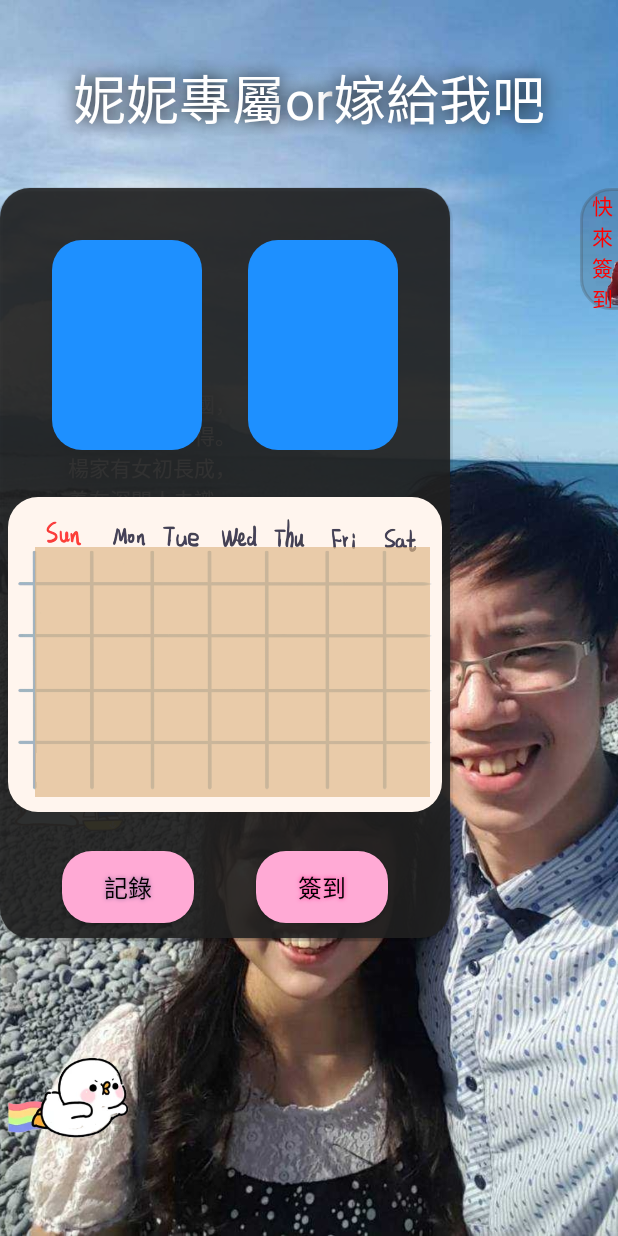
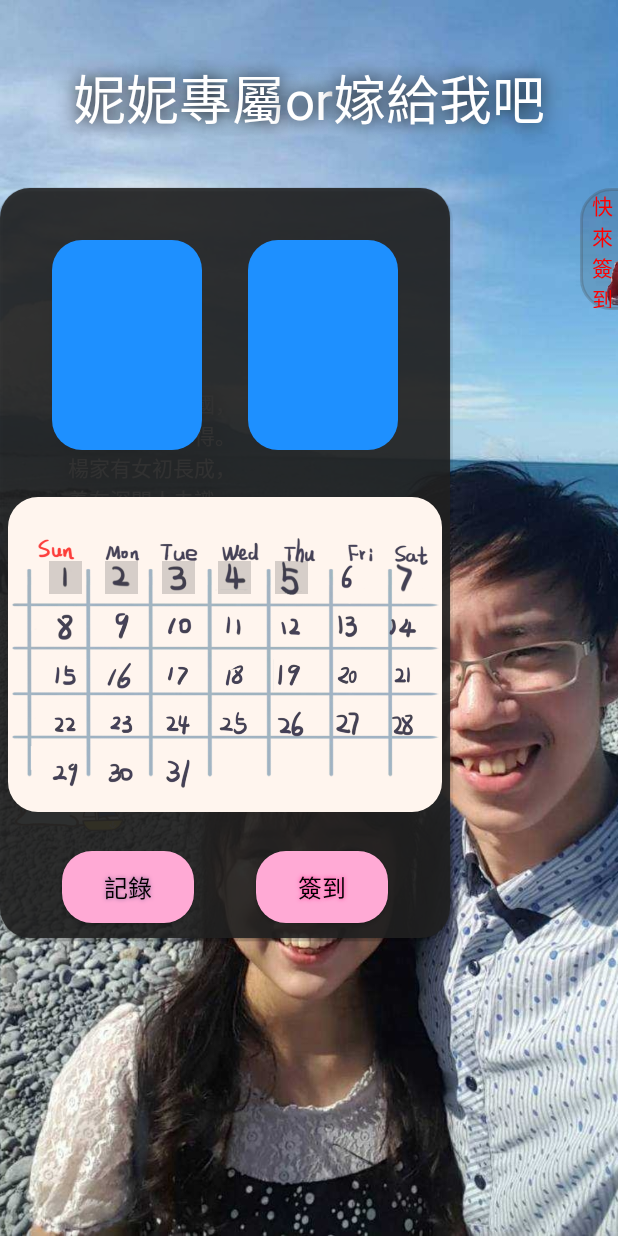
Before and after one commit to lchuang8211/nickWedding, an Android app: the MerryMeActivity screen opened directly, with no data from a screen before it, after a tap on an icon or button, on a phone screen of 412 x 824 dp. Run offline under Robolectric (Android 15) with nearby library versions, the phone set to English and light mode, and no system bars; our stand-ins replace RxJava, Timber, data binding; libraries missing offline, so code that uses them is left out: com.google.gson.internal.

Commit message:
新增 月曆存取

```diff
--- a/app/src/main/AndroidManifest.xml
+++ b/app/src/main/AndroidManifest.xml
@@ -31,7 +31,7 @@
             </intent-filter>
         </activity>
 
-        <activity android:name=".MerryMeActivity"
+        <activity android:name=".merryme.MerryMeActivity"
         android:theme="@style/FullScreen">
         </activity>
 
--- a/app/src/main/java/com/nick/wedding/LoginActivity.kt
+++ b/app/src/main/java/com/nick/wedding/LoginActivity.kt
@@ -8,6 +8,7 @@ import androidx.databinding.DataBindingUtil
 import androidx.lifecycle.ViewModelProviders
 import com.nick.wedding.base.BaseActivity
 import com.nick.wedding.databinding.ActivityLoginBinding
+import com.nick.wedding.merryme.MerryMeActivity
 
 class LoginActivity : BaseActivity() {
 
--- a/app/src/main/java/com/nick/wedding/data/DateSign.kt
+++ b/app/src/main/java/com/nick/wedding/data/DateSign.kt
@@ -1,4 +1,10 @@
 package com.nick.wedding.data
 
-class DateSign {
-}
+data class DateSign (
+    val year: Int,
+    val month: Int,
+    val week: Int,
+    val date: Int,
+    val picture: Int,
+    var signed: Boolean
+)
--- a/app/src/main/java/com/nick/wedding/database/WeddingOpenHelper.kt
+++ b/app/src/main/java/com/nick/wedding/database/WeddingOpenHelper.kt
@@ -1,4 +1,32 @@
 package com.nick.wedding.database
 
-class WeddingOpenHelper {
+import android.content.Context
+import android.database.sqlite.SQLiteDatabase
+import android.database.sqlite.SQLiteOpenHelper
+
+
+class WeddingOpenHelper(context: Context) : SQLiteOpenHelper(context, name, CursorFactory, version) {
+
+    companion object {
+        val name = "kkLove.db"
+        val CursorFactory = null
+        val version = 1
+    }
+
+    val dateTable = "dateTable"
+    val _id = "_id"
+    val date = "date"
+    val sign = "sign"
+    val table_date_sql = "CREATE TABLE if not exists $dateTable( $_id integer PRIMARY KEY AUTOINCREMENT, $date TEXT NOT NULL , $sign BLOB NOT NULL )"
+
+    //建置資料庫的前置動作
+    override fun onCreate(db: SQLiteDatabase?) {
+        db!!.execSQL(table_date_sql)
+
+    }
+    //刪除及更新表格動作
+    override fun onUpgrade(db: SQLiteDatabase?, oldVersion: Int, newVersion: Int) {
+        db!!.execSQL(table_date_sql)
+        onCreate(db)
+    }
 }
--- a/app/src/main/java/com/nick/wedding/MerryMeActivity.kt
+++ b/app/src/main/java/com/nick/wedding/merryme/MerryMeActivity.kt
@@ -1,28 +1,39 @@
-package com.nick.wedding
+package com.nick.wedding.merryme
 
+import android.animation.AnimatorSet
 import android.animation.ObjectAnimator
 import android.annotation.SuppressLint
-import android.content.SharedPreferences
 import android.graphics.Rect
 import android.media.MediaPlayer
 import android.os.Build
 import android.os.Bundle
 import android.view.*
+import android.view.animation.AccelerateDecelerateInterpolator
+import android.view.animation.LinearInterpolator
 import android.widget.PopupWindow
 import android.widget.Toast
 import androidx.annotation.RequiresApi
-import androidx.constraintlayout.widget.ConstraintSet
 import androidx.constraintlayout.widget.Constraints
 import androidx.databinding.DataBindingUtil
+import androidx.lifecycle.ViewModelProvider
+import androidx.lifecycle.ViewModelProviders
+import androidx.recyclerview.widget.GridLayoutManager
 import androidx.recyclerview.widget.LinearLayoutManager
 import androidx.recyclerview.widget.RecyclerView
+import com.google.gson.internal.bind.DateTypeAdapter
+import com.nick.wedding.AutoText
+import com.nick.wedding.R
 import com.nick.wedding.base.BaseActivity
 import com.nick.wedding.base.BaseViewModel
 import com.nick.wedding.databinding.ActivityMerryMeBinding
 import com.nick.wedding.databinding.LayoutPopupwindowBinding
+import com.nick.wedding.merryme.recyclerview.SignDateAdapter
 import io.reactivex.rxjava3.android.schedulers.AndroidSchedulers
+import io.reactivex.rxjava3.core.Flowable.interval
+import io.reactivex.rxjava3.core.Observable
 import io.reactivex.rxjava3.core.Single
 import io.reactivex.rxjava3.schedulers.Schedulers
+import okhttp3.internal.wait
 import timber.log.Timber
 import java.util.*
 import java.util.concurrent.TimeUnit
@@ -30,6 +41,8 @@ import java.util.concurrent.TimeUnit
 class MerryMeActivity : BaseActivity() {
 
     override lateinit var viewModel: BaseViewModel
+
+    lateinit var androidViewModel : MerryMeViewModel
 
     override lateinit var binding: ActivityMerryMeBinding
 
@@ -61,12 +74,20 @@ class MerryMeActivity : BaseActivity() {
         super.onBackPressed()
     }
 
+    @RequiresApi(Build.VERSION_CODES.O)
     override fun onCreate(savedInstanceState: Bundle?) {
         super.onCreate(savedInstanceState)
-        mediaPlayer = MediaPlayer.create(this, R.raw.wu_bai_till_the_end_of_time_1)
+
+        androidViewModel = ViewModelProvider(this).get(MerryMeViewModel::class.java)
+
+        mediaPlayer = MediaPlayer.create(this,
+            R.raw.wu_bai_till_the_end_of_time_1
+        )
         mediaPlayer.isLooping = true
 
-        binding = DataBindingUtil.setContentView(this, R.layout.activity_merry_me)
+        binding = DataBindingUtil.setContentView(this,
+            R.layout.activity_merry_me
+        )
         binding.lifecycleOwner = this
 
         binding.rvBanner.adapter = AutoText().apply {
@@ -116,6 +137,24 @@ class MerryMeActivity : BaseActivity() {
 
         initComponent()
         initClick()
+        initObserver()
+    }
+
+    private fun initObserver() {
+        androidViewModel.changeDate.observe(this, androidx.lifecycle.Observer {
+            if (it == false)
+                return@Observer
+
+            val adpter = SignDateAdapter(androidViewModel)
+            popupWindowBinding.rvDate.apply {
+                this.adapter = adpter
+                this.layoutManager = GridLayoutManager(context,7)
+            }
+
+            adpter.submit(androidViewModel.mDate.value!!)
+            androidViewModel.changeDate.value = false
+        })
+
     }
 
     @RequiresApi(Build.VERSION_CODES.O)
@@ -131,6 +170,8 @@ class MerryMeActivity : BaseActivity() {
         )
 //        popupWindow.animationStyle = R.style.PopupWindowAnimation
         popupWindow.isOutsideTouchable = true
+
+
 
         binding.botNavLL.setOnTouchListener { v, event ->
             when (event.action) {
@@ -167,65 +208,34 @@ class MerryMeActivity : BaseActivity() {
     }
 
     private fun flyAnimation() {
-        Single.just(1)
-            .map {
-                binding.ivFly.postOnAnimation {
-                    ObjectAnimator.ofFloat(
+
+        Observable.interval(5500, TimeUnit.MILLISECONDS)
+            .subscribeOn(Schedulers.io())
+            .observeOn(AndroidSchedulers.mainThread())
+            .subscribe(
+                {
+                    binding.ivFly.visibility = View.VISIBLE
+                    val anim = AnimatorSet()
+                    val one = ObjectAnimator.ofFloat(
                         binding.ivFly,
                         "translationX",
                         *floatArrayOf(
-                            -binding.ivFly.width.toFloat() - 100f,
-                            binding.clBackground.width.toFloat() + 100f
+                            -binding.ivFly.width.toFloat(),
+                            binding.clBackground.width.toFloat()
                         )
-                    ).apply {
-                        //動畫時間長度
-                        duration = 3000
-                        //開始執行動畫
-                        start()
-                    }
-                }
-                it
-            }
-            .subscribeOn(Schedulers.io())
-            .observeOn(AndroidSchedulers.mainThread())
-            .delay(5000, TimeUnit.MILLISECONDS)
-            .subscribe({
-                Timber.tag("hlcDebug").d(" sleep 3: ")
-                flyAnimation()
-            }, {
-
-            })
-//        binding.ivFly.postOnAnimation {
-//            ObjectAnimator.ofFloat(
-//                binding.ivFly,
-//                "translationX",
-//                *floatArrayOf(-binding.ivFly.width.toFloat(), binding.clBackground.width.toFloat())
-//            ).apply {
-//                //動畫時間長度
-//                duration = 3000
-//                //開始執行動畫
-//                start()
-//            }
-//        }
-//        Thread.sleep(3000)
-//        Timber.tag("hlcDebug").d(" sleep: ")
-//        flyAnimation()
-
-//        binding.ivSmallPo.postOnAnimation {
-//            ObjectAnimator.ofFloat(
-//                binding.ivSmallPo,
-//                "translationX",
-//                *floatArrayOf(0f, binding.ivSmallPo.width.toFloat() - binding.tvSmallPo.width.toFloat())
-//            ).apply {
-//                duration = 200
-//                start()
-//            }
-//        }
-
-        popupWindow.setOnDismissListener {
-            Timber.tag("hlcDebug").d(" setOnDismissListener: ")
-            smallPoAnimation(false)
-        }
+                    )
+                    val two = ObjectAnimator.ofFloat(
+                        binding.ivFly,
+                        "translationY",
+                        *floatArrayOf( 0f, -20f, 20f, -20f, 20f, 0f)
+                    )
+                    anim.play(one).with(two)
+                    anim.duration = 5000
+                    anim.interpolator = LinearInterpolator()
+                    anim.start()
+                },
+                {}
+            )
 
     }
 
@@ -259,6 +269,7 @@ class MerryMeActivity : BaseActivity() {
     private fun initClick() {
 
         binding.ivSmallPo.setOnClickListener {
+            androidViewModel.setDate()
             val rect = Rect()
             val window = window
             window.decorView.getWindowVisibleDisplayFrame(rect)
@@ -294,6 +305,11 @@ class MerryMeActivity : BaseActivity() {
 //            popupWindow.dismiss()
         }
 
+        popupWindow.setOnDismissListener {
+            Timber.tag("hlcDebug").d(" setOnDismissListener: ")
+            smallPoAnimation(false)
+        }
+
     }
 
     fun signInNow(){
@@ -302,14 +318,18 @@ class MerryMeActivity : BaseActivity() {
         currentTime.get(Calendar.YEAR)
         currentTime.get(Calendar.MONTH)+1
 
-        val shareKey = "${currentTime.get(Calendar.YEAR)}${currentTime.get(Calendar.MONTH)}${currentTime.get(Calendar.DAY_OF_MONTH)}"
-        val sp = getSharedPreferences("",MODE_PRIVATE)
-        if(sp.getString(shareKey,"")!!.isEmpty()) {
-            sp.edit().putString(shareKey, shareKey).commit()
+//        val shareKey = "${currentTime.get(Calendar.YEAR)}${currentTime.get(Calendar.MONTH)}${currentTime.get(Calendar.DAY_OF_MONTH)}"
+//        val sp = getSharedPreferences("",MODE_PRIVATE)
+//        if(sp.getString(shareKey,"")!!.isEmpty()) {
+//            sp.edit().putString(shareKey, shareKey).commit()
+
             Toast.makeText(this,":+:簽簽簽:+:",Toast.LENGTH_SHORT).show()
-        }
-        else
-            Toast.makeText(this,"今天已經簽過囉~",Toast.LENGTH_SHORT).show()
+
+
+//            Toast.makeText(this,"今天已經簽過囉~",Toast.LENGTH_SHORT).show()
+
+        androidViewModel.signToday()
+
 
         Timber.tag("hlcDebug").d("currentTime : ${currentTime.get(Calendar.YEAR)} / ${currentTime.get(Calendar.MONTH)+1} / ${currentTime.get(Calendar.DAY_OF_MONTH)}")
     }
--- a/app/src/main/java/com/nick/wedding/merryme/MerryMeViewModel.kt
+++ b/app/src/main/java/com/nick/wedding/merryme/MerryMeViewModel.kt
@@ -1,19 +1,98 @@
-package com.nick.wedding
+package com.nick.wedding.merryme
 
+import android.app.Application
+import android.content.ContentValues
+import android.database.sqlite.SQLiteDatabase
+import androidx.lifecycle.AndroidViewModel
 import androidx.lifecycle.MutableLiveData
 import com.nick.wedding.base.BaseViewModel
 import com.nick.wedding.data.DateSign
+import com.nick.wedding.database.WeddingOpenHelper
+import com.nick.wedding.surpport.DatePictureHelper
+import timber.log.Timber
+import java.text.SimpleDateFormat
 import java.util.*
 
-class MerryMeViewModel : BaseViewModel() {
+class MerryMeViewModel(application: Application) : AndroidViewModel(application) {
 
     val stringData = MutableLiveData<String>("LiveData")
+    val changeDate = MutableLiveData<Boolean>(false)
     val mDate = MutableLiveData<List<DateSign>>()
+    val calendarTime = Calendar.getInstance()
+    var cDay: Int = 1
+    var cYear: Int = 2021
+    var cMonth: Int = 1
+    var cWMonth: Int = 1
+    var cDWeek: Int = 0
+    val dateFormat = SimpleDateFormat("yyyy-MM-dd", Locale.TAIWAN)
+    var today: String = ""
 
+    init {
+        cDay = calendarTime.get(Calendar.DAY_OF_MONTH)
+        cYear = calendarTime.get(Calendar.YEAR)
+        cMonth = calendarTime.get(Calendar.MONTH)+1
+        cWMonth = calendarTime.get(Calendar.WEEK_OF_MONTH)
+        cDWeek = calendarTime.get(Calendar.DAY_OF_WEEK)
+        today = dateFormat.format(calendarTime.time)
+        Timber.tag("hlcDebug").d(" today: $today")
+    }
 
+    /** 讀取舊資料 */
     fun initDate(){
-        val cl = Calendar.getInstance()
 
     }
 
+    fun setDate(){
+        val list = mutableListOf<DateSign>()
+        for (i in 0..30){
+            list.add(DateSign( year = 2021, month = 5, week = i%7, date = i+1, picture = DatePictureHelper.DataChoice.values()[i].value, signed = ( (i+1)<cDay) ) )
+        }
+        mDate.value = list
+        changeDate.value = true
+    }
+
+    val sqlHelper = WeddingOpenHelper(application)
+
+
+    /** 今日簽到 */
+    fun signToday(){
+
+        /**
+         * 1. 搜尋 DB
+         * 2. 插入 DB
+         * */
+        val selectSql = sqlHelper.readableDatabase
+        val writeSql = sqlHelper.writableDatabase
+        val value = ContentValues()
+        val dateTable = "dateTable"
+        value.put("date", today)
+        value.put("sign", false)
+
+        writeSql.insertOrThrow(dateTable,null, value)
+
+        val cursor = selectSql.rawQuery("select * from $dateTable", null)
+        Timber.tag("hlcDebug").d(" cursor count: ${cursor.count}")
+        if(cursor != null) {
+            cursor.moveToFirst()
+            for (i in 0..cursor.count-1) {
+                Timber.tag("hlcDebug").d(" i: $i")
+                Timber.tag("hlcDebug")
+                    .d("cursor : ${cursor.getString(cursor.getColumnIndex("date"))} / ${cursor.getInt(cursor.getColumnIndex("sign"))}")
+                cursor.moveToNext()
+            }
+            cursor.close()
+        } else
+            Timber.tag("hlcDebug").d(" selectSql is null")
+
+        //SELECT * FROM dateTable
+        for (i in mDate.value!!.toList().indices){
+
+            if (mDate.value!![i].year ==  calendarTime.get(Calendar.YEAR) && mDate.value!![i].month ==  calendarTime.get(Calendar.MONTH)+1 && mDate.value!![i].date == calendarTime.get(Calendar.DAY_OF_MONTH)) {
+                mDate.value!![i].signed = true
+                Timber.tag("hlcDebug").d("date : ${mDate.value!![i].date}")
+                changeDate.value = true
+            }
+        }
+
+    }
 }
--- a/app/src/main/java/com/nick/wedding/merryme/recyclerview/SignDateAdapter.kt
+++ b/app/src/main/java/com/nick/wedding/merryme/recyclerview/SignDateAdapter.kt
@@ -1,4 +1,59 @@
 package com.nick.wedding.merryme.recyclerview
 
-class SignDateAdapter {
+import android.view.LayoutInflater
+import android.view.View
+import android.view.ViewGroup
+import androidx.recyclerview.widget.DiffUtil
+import androidx.recyclerview.widget.RecyclerView
+import com.nick.wedding.R
+import com.nick.wedding.data.DateSign
+import com.nick.wedding.databinding.ItemCalendarDateBinding
+import com.nick.wedding.merryme.MerryMeViewModel
+import kotlinx.android.synthetic.main.item_calendar_date.view.*
+import okhttp3.internal.concurrent.Task
+import timber.log.Timber
+import java.util.*
+
+class SignDateAdapter(val viewModel: MerryMeViewModel): RecyclerView.Adapter<myHolder>() {
+
+    var data = listOf<DateSign>()
+
+    override fun onCreateViewHolder(parent: ViewGroup, viewType: Int): myHolder {
+        //載入項目模板
+        val inflater = LayoutInflater.from(parent.context)
+        val example = ItemCalendarDateBinding.inflate(inflater, parent, false)
+
+        return myHolder(example)
+    }
+
+    override fun getItemCount(): Int = data.size
+
+    override fun onBindViewHolder(holder: myHolder, position: Int) {
+        holder.bind(data[position])
+    }
+
+    fun submit(data: List<DateSign>){
+        this.data = data
+        Timber.tag("hlcDebug").d(" size : ${data.size}")
+        notifyDataSetChanged()
+    }
 }
+
+class myHolder(val binding: ItemCalendarDateBinding) : RecyclerView.ViewHolder(binding.root) {
+
+    fun bind(item: DateSign){
+        Timber.tag("hlcDebug").d(" item : ${item.signed}")
+        binding.item = item
+        binding.ivCaledarDate.setImageResource(item.picture)
+        if (item.signed)
+            binding.ivSignOK.visibility = View.VISIBLE
+        else
+            binding.ivSignOK.visibility = View.GONE
+
+
+    }
+}
+
+/**
+ * 使用了 DiffUtil ，有興趣可以自行理解
+ */
--- a/app/src/main/java/com/nick/wedding/surpport/DatePictureHelper.kt
+++ b/app/src/main/java/com/nick/wedding/surpport/DatePictureHelper.kt
@@ -1,4 +1,41 @@
 package com.nick.wedding.surpport
 
-class DatePictureHelper {
+import com.nick.wedding.R
+
+object DatePictureHelper {
+
+    enum class DataChoice(val value: Int){
+        date_1(value = R.drawable.date_one),
+        date_2(value = R.drawable.date_two),
+        date_3(value = R.drawable.date_three),
+        date_4(value = R.drawable.date_four),
+        date_5(value = R.drawable.date_five),
+        date_6(value = R.drawable.date_six),
+        date_7(value = R.drawable.date_seven),
+        date_8(value = R.drawable.date_eight),
+        date_9(value = R.drawable.date_nine),
+        date_10(value = R.drawable.date_ten),
+        date_11(value = R.drawable.date_eleven),
+        date_12(value = R.drawable.date_twelve),
+        date_13(value = R.drawable.date_thirteen),
+        date_14(value = R.drawable.date_fourteen),
+        date_15(value = R.drawable.date_fifteen),
+        date_16(value = R.drawable.date_sixteen),
+        date_17(value = R.drawable.date_seventeen),
+        date_18(value = R.drawable.date_eighteen),
+        date_19(value = R.drawable.date_ninteen),
+        date_20(value = R.drawable.date_twenty),
+        date_21(value = R.drawable.date_twenty_one),
+        date_22(value = R.drawable.date_twenty_two),
+        date_23(value = R.drawable.date_twenty_three),
+        date_24(value = R.drawable.date_twenty_four),
+        date_25(value = R.drawable.date_twenty_five),
+        date_26(value = R.drawable.date_twenty_six),
+        date_27(value = R.drawable.date_twenty_seven),
+        date_28(value = R.drawable.date_twenty_eight),
+        date_29(value = R.drawable.date_twenty_nine),
+        date_30(value = R.drawable.date_thirty),
+        date_31(value = R.drawable.date_thirty_one)
+    }
+
 }
--- a/app/src/main/res/layout/activity_merry_me.xml
+++ b/app/src/main/res/layout/activity_merry_me.xml
@@ -117,6 +117,7 @@
             android:layout_marginStart="5dp"
             android:layout_marginBottom="60dp"
             android:src="@drawable/duck_fight"
+            android:visibility="gone"
             app:layout_constraintStart_toStartOf="parent"
             app:layout_constraintBottom_toBottomOf="parent" />
 
--- /dev/null
+++ b/app/src/main/res/layout/item_calendar_date.xml
@@ -0,0 +1,39 @@
+<?xml version="1.0" encoding="utf-8"?>
+
+<layout xmlns:android="http://schemas.android.com/apk/res/android"
+    xmlns:app="http://schemas.android.com/apk/res-auto">
+
+    <data>
+        <variable name="item" type="com.nick.wedding.data.DateSign"/>
+    </data>
+
+    <androidx.constraintlayout.widget.ConstraintLayout
+        android:layout_width="wrap_content"
+        android:layout_height="wrap_content">
+
+        <ImageView
+            android:id="@+id/ivCaledarDate"
+            android:src="@drawable/date_fourteen"
+            android:layout_width="25dp"
+            android:layout_height="25dp"
+            android:layout_marginStart="7dp"
+            android:layout_marginTop="7dp"
+            app:layout_constraintEnd_toEndOf="parent"
+            app:layout_constraintStart_toStartOf="parent"
+            app:layout_constraintTop_toTopOf="parent"
+            app:layout_constraintBottom_toBottomOf="parent"/>
+
+        <ImageView
+            android:id="@+id/ivSignOK"
+            android:layout_width="22dp"
+            android:layout_height="22dp"
+            android:layout_marginStart="7dp"
+            android:layout_marginTop="7dp"
+            android:src="#33333333"
+            app:layout_constraintEnd_toEndOf="parent"
+            app:layout_constraintStart_toStartOf="parent"
+            app:layout_constraintTop_toTopOf="parent"
+            app:layout_constraintBottom_toBottomOf="parent"/>
+
+    </androidx.constraintlayout.widget.ConstraintLayout>
+</layout>
--- a/app/src/main/res/layout/layout_popupwindow.xml
+++ b/app/src/main/res/layout/layout_popupwindow.xml
@@ -60,11 +60,10 @@
 
         <androidx.recyclerview.widget.RecyclerView
             android:id="@+id/rvDate"
-            android:background="#AADEB887"
             android:layout_width="0dp"
             android:layout_height="0dp"
             android:layout_marginTop="33dp"
-            android:layout_marginBottom="10dp"
+            android:layout_marginBottom="15dp"
             android:layout_marginStart="18dp"
             android:layout_marginEnd="8dp"
             app:layout_constraintStart_toStartOf="@+id/ivDate"
```
Also changed, not shown: app/src/main/res/drawable/date_calender.webp, app/src/main/res/drawable/date_twenty_two.webp (renamed from app/src/main/res/drawable/date_tewnty_two.webp).
